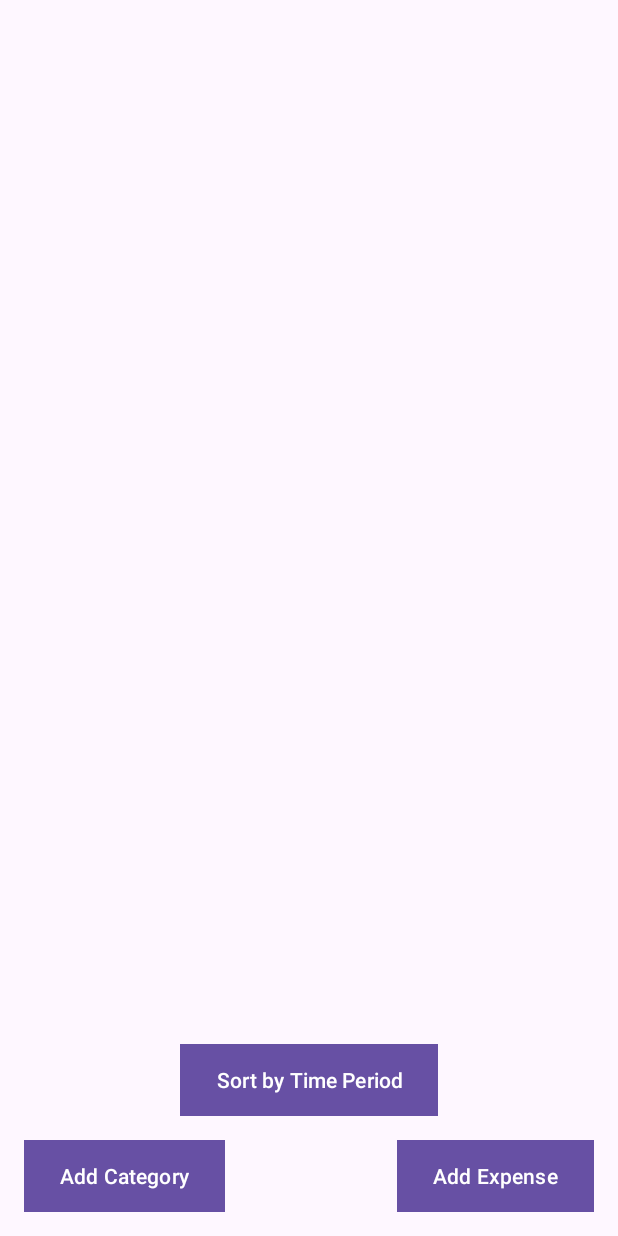
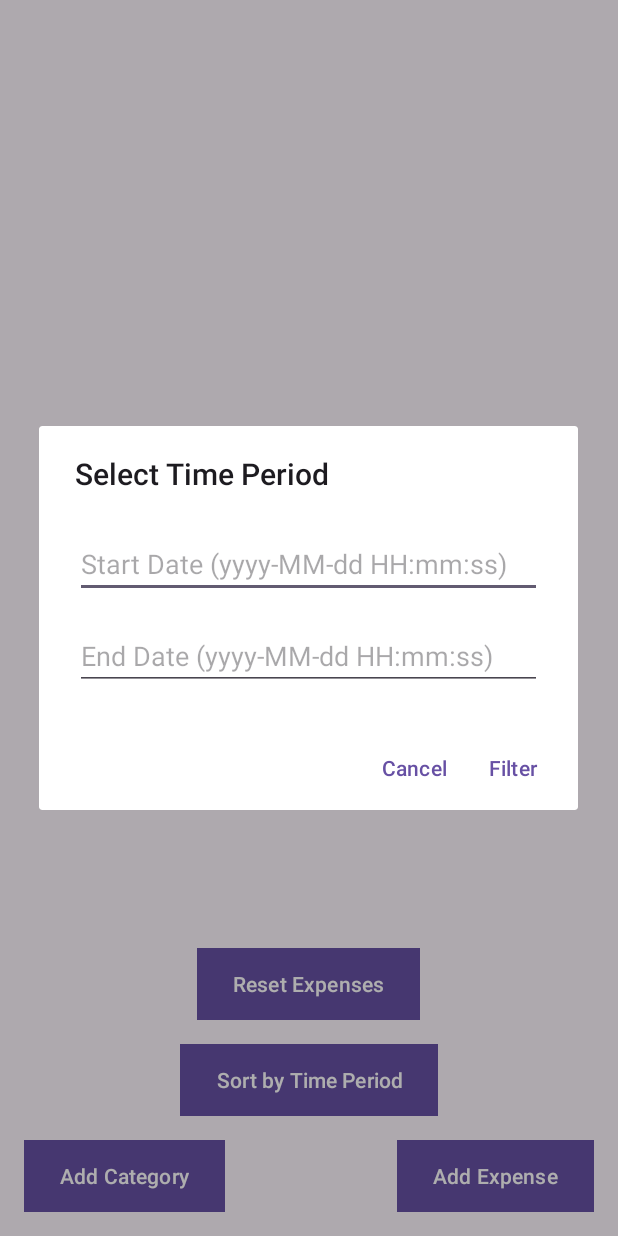
Before and after one commit to ST10256115/BudgetTrackerApp, an Android app: the screen it shows after launch (MainActivity), after a tap on "Sort by Time Period", on a phone screen of 412 x 824 dp. Run offline under Robolectric (Android 15) with nearby library versions, the phone set to English and light mode, and no system bars; our stand-ins replace Room's generated code.

Commit message:
sort by time now works

```diff
--- a/app/src/main/java/vcmsa/projects/budgettrackerapp/MainActivity.kt
+++ b/app/src/main/java/vcmsa/projects/budgettrackerapp/MainActivity.kt
@@ -1,7 +1,9 @@
 package vcmsa.projects.budgettrackerapp
 
 import android.os.Bundle
+import android.widget.EditText
 import androidx.activity.viewModels
+import androidx.appcompat.app.AlertDialog
 import androidx.appcompat.app.AppCompatActivity
 import androidx.lifecycle.Observer
 import androidx.recyclerview.widget.LinearLayoutManager
@@ -35,30 +37,28 @@ class MainActivity : AppCompatActivity() {
         // Load all expenses initially
         expenseViewModel.getAllExpenses()
 
-        // Handle "Add Expense" button click
         val btnAddExpense: Button = findViewById(R.id.btnAddExpense)
         btnAddExpense.setOnClickListener {
             val intent = Intent(this, NewExpenseActivity::class.java)
             startActivity(intent)
         }
 
-        // Handle "Add Category" button click
         val btnAddCategory: Button = findViewById(R.id.btnAddCategory)
         btnAddCategory.setOnClickListener {
             val intent = Intent(this, NewCategoryActivity::class.java)
             startActivity(intent)
         }
 
-        // Handle "Sort by Time Period" button click
         val btnSortByTimePeriod: Button = findViewById(R.id.btnSortByTimePeriod)
         btnSortByTimePeriod.setOnClickListener {
-            // Show a simple message that sorting is applied
-            Toast.makeText(this, "Sorting by Time Period", Toast.LENGTH_SHORT).show()
+            showDateRangeDialog()
+        }
 
-            // Get expenses for "today"
-            val todayStartDate = getTodayStartDate()
-            val todayEndDate = getTodayEndDate()
-            expenseViewModel.getExpensesBetweenDates(todayStartDate, todayEndDate)
+
+        val btnResetExpenses: Button = findViewById(R.id.btnResetExpenses)
+        btnResetExpenses.setOnClickListener {
+            expenseViewModel.getAllExpenses()
+            Toast.makeText(this, "Showing all expenses", Toast.LENGTH_SHORT).show()
         }
     }
 
@@ -67,27 +67,28 @@ class MainActivity : AppCompatActivity() {
         expenseViewModel.getAllExpenses()
     }
 
-    // Get the start date of today (midnight)
-    private fun getTodayStartDate(): String {
-        val calendar = Calendar.getInstance()
-        calendar.set(Calendar.HOUR_OF_DAY, 0)
-        calendar.set(Calendar.MINUTE, 0)
-        calendar.set(Calendar.SECOND, 0)
-        calendar.set(Calendar.MILLISECOND, 0)
+    // This function shows a dialog to enter start and end dates
+    private fun showDateRangeDialog() {
+        val dialogView = layoutInflater.inflate(R.layout.dialog_date_range, null)
+        val editStartDate = dialogView.findViewById<EditText>(R.id.editStartDate)
+        val editEndDate = dialogView.findViewById<EditText>(R.id.editEndDate)
 
-        val dateFormat = SimpleDateFormat("yyyy-MM-dd HH:mm:ss", Locale.getDefault())
-        return dateFormat.format(calendar.time)
-    }
+        val dialog = AlertDialog.Builder(this)
+            .setTitle("Select Time Period")
+            .setView(dialogView)
+            .setPositiveButton("Filter") { _, _ ->
+                val startDate = editStartDate.text.toString()
+                val endDate = editEndDate.text.toString()
 
-    // Get the end date of today (11:59:59 PM)
-    private fun getTodayEndDate(): String {
-        val calendar = Calendar.getInstance()
-        calendar.set(Calendar.HOUR_OF_DAY, 23)
-        calendar.set(Calendar.MINUTE, 59)
-        calendar.set(Calendar.SECOND, 59)
-        calendar.set(Calendar.MILLISECOND, 999)
+                if (startDate.isNotEmpty() && endDate.isNotEmpty()) {
+                    expenseViewModel.getExpensesBetweenDates(startDate, endDate)
+                } else {
+                    Toast.makeText(this, "Please enter both start and end dates.", Toast.LENGTH_SHORT).show()
+                }
+            }
+            .setNegativeButton("Cancel", null)
+            .create()
 
-        val dateFormat = SimpleDateFormat("yyyy-MM-dd HH:mm:ss", Locale.getDefault())
-        return dateFormat.format(calendar.time)
+        dialog.show()
     }
 }
--- a/app/src/main/res/layout/activity_main.xml
+++ b/app/src/main/res/layout/activity_main.xml
@@ -14,9 +14,20 @@
             android:id="@+id/recyclerView"
             android:layout_width="match_parent"
             android:layout_height="0dp"
-            android:layout_weight="1" /> <!-- Adjusted to use weight for RecyclerView to occupy available space -->
+            android:layout_weight="1" />
+    </LinearLayout>
 
-    </LinearLayout>
+    <!-- Button for resetting expenses -->
+    <Button
+        android:id="@+id/btnResetExpenses"
+        android:layout_width="wrap_content"
+        android:layout_height="wrap_content"
+        android:layout_above="@id/btnSortByTimePeriod"
+        android:layout_centerHorizontal="true"
+        android:layout_marginBottom="16dp"
+        android:background="@color/black"
+        android:text="Reset Expenses"
+        android:textColor="#FFFFFF" />
 
     <!-- Button for sorting by time period -->
     <Button
@@ -26,9 +37,9 @@
         android:layout_alignParentBottom="true"
         android:layout_centerHorizontal="true"
         android:layout_marginBottom="80dp"
-    android:background="@color/black"
-    android:text="Sort by Time Period"
-    android:textColor="#FFFFFF" />
+        android:background="@color/black"
+        android:text="Sort by Time Period"
+        android:textColor="#FFFFFF" />
 
     <!-- Button for adding a category -->
     <Button
--- /dev/null
+++ b/app/src/main/res/layout/dialog_date_range.xml
@@ -0,0 +1,23 @@
+<?xml version="1.0" encoding="utf-8"?>
+<LinearLayout
+    xmlns:android="http://schemas.android.com/apk/res/android"
+    android:layout_width="match_parent"
+    android:layout_height="wrap_content"
+    android:orientation="vertical"
+    android:padding="24dp">
+
+    <EditText
+        android:id="@+id/editStartDate"
+        android:hint="Start Date (yyyy-MM-dd HH:mm:ss)"
+        android:layout_width="match_parent"
+        android:layout_height="wrap_content"
+        android:inputType="datetime"
+        android:layout_marginBottom="16dp" />
+
+    <EditText
+        android:id="@+id/editEndDate"
+        android:hint="End Date (yyyy-MM-dd HH:mm:ss)"
+        android:layout_width="match_parent"
+        android:layout_height="wrap_content"
+        android:inputType="datetime" />
+</LinearLayout>
```
